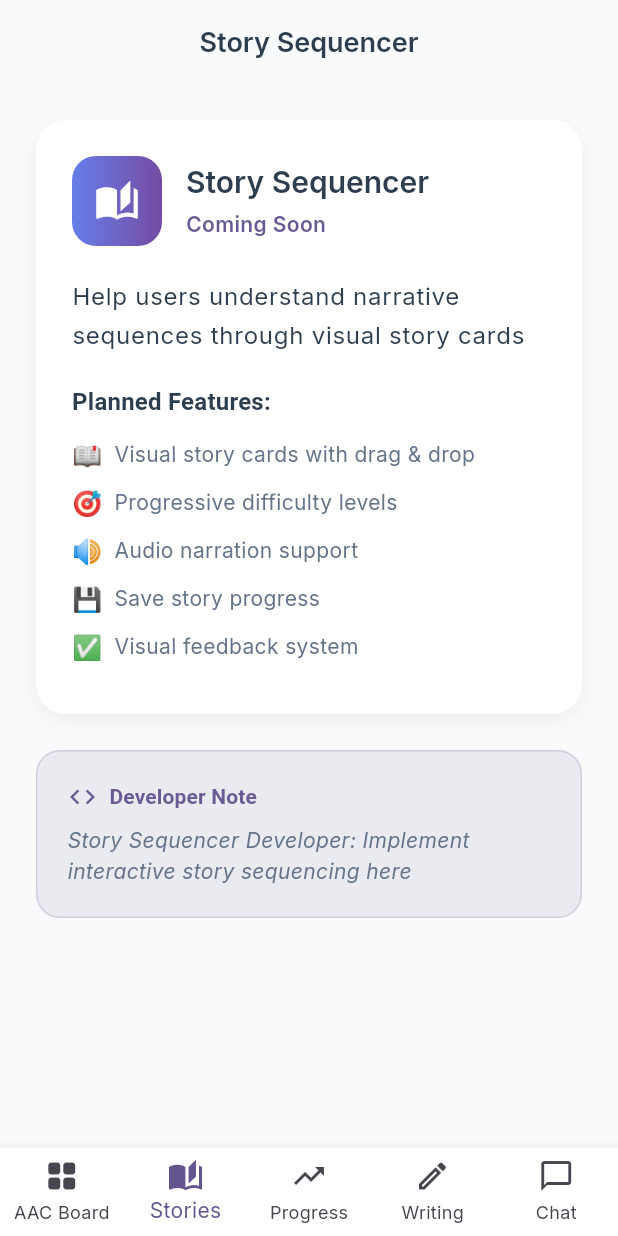
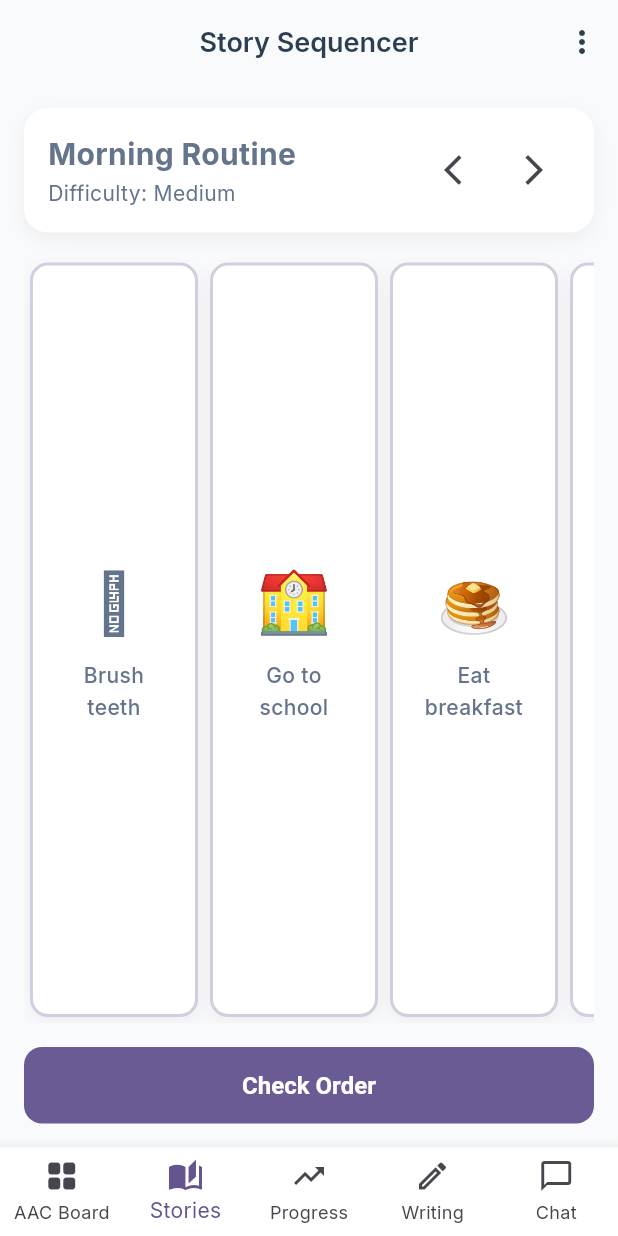
Before and after one commit to delliottlg/communication-recovery-toolkit, a Flutter app: the screen it shows after launch, item 2 of the bottom bar chosen, on a phone screen of 412 x 824 dp. Run offline on Flutter 3.47's test engine with Material 3 defaults, Android fonts, the phone set to English and light mode, and no system bars; our stand-ins replace flutter_tts, google_fonts, shared_preferences.

Commit message:
Implement Story Sequencer module
- Add complete story sequencing functionality with drag & drop
- 5 pre-made stories with difficulty levels (easy/medium/hard)
- Visual feedback for correct/incorrect positioning
- Narration mode for story description practice
- Local storage for progress and saved narrations
- TTS integration for audio feedback
- Follows existing app architecture and theming

```diff
--- /dev/null
+++ b/lib/models/story.dart
@@ -0,0 +1,90 @@
+class StoryCard {
+  final String id;
+  final String emoji;
+  final String description;
+  final int correctOrder;
+
+  const StoryCard({
+    required this.id,
+    required this.emoji,
+    required this.description,
+    required this.correctOrder,
+  });
+}
+
+class Story {
+  final String id;
+  final String title;
+  final List<StoryCard> cards;
+  final String difficulty;
+
+  const Story({
+    required this.id,
+    required this.title,
+    required this.cards,
+    required this.difficulty,
+  });
+
+  static List<Story> getStories() {
+    return [
+      Story(
+        id: 'morning_routine',
+        title: 'Morning Routine',
+        difficulty: 'Medium',
+        cards: [
+          StoryCard(id: '1', emoji: '😴', description: 'Wake up', correctOrder: 0),
+          StoryCard(id: '2', emoji: '🪥', description: 'Brush teeth', correctOrder: 1),
+          StoryCard(id: '3', emoji: '🥞', description: 'Eat breakfast', correctOrder: 2),
+          StoryCard(id: '4', emoji: '🏫', description: 'Go to school', correctOrder: 3),
+        ],
+      ),
+      Story(
+        id: 'sandwich',
+        title: 'Making a Sandwich',
+        difficulty: 'Easy',
+        cards: [
+          StoryCard(id: '1', emoji: '🍞', description: 'Get bread', correctOrder: 0),
+          StoryCard(id: '2', emoji: '🥬', description: 'Add ingredients', correctOrder: 1),
+          StoryCard(id: '3', emoji: '🔪', description: 'Cut sandwich', correctOrder: 2),
+        ],
+      ),
+      Story(
+        id: 'planting',
+        title: 'Planting a Flower',
+        difficulty: 'Medium',
+        cards: [
+          StoryCard(id: '1', emoji: '🕳️', description: 'Dig hole', correctOrder: 0),
+          StoryCard(id: '2', emoji: '🌱', description: 'Place seed', correctOrder: 1),
+          StoryCard(id: '3', emoji: '💧', description: 'Water seed', correctOrder: 2),
+          StoryCard(id: '4', emoji: '🌸', description: 'Flower grows', correctOrder: 3),
+        ],
+      ),
+      Story(
+        id: 'shopping',
+        title: 'Going Shopping',
+        difficulty: 'Hard',
+        cards: [
+          StoryCard(id: '1', emoji: '📝', description: 'Make list', correctOrder: 0),
+          StoryCard(id: '2', emoji: '🏪', description: 'Go to store', correctOrder: 1),
+          StoryCard(id: '3', emoji: '🛒', description: 'Get items', correctOrder: 2),
+          StoryCard(id: '4', emoji: '💳', description: 'Pay for items', correctOrder: 3),
+          StoryCard(id: '5', emoji: '🏠', description: 'Come home', correctOrder: 4),
+          StoryCard(id: '6', emoji: '🛍️', description: 'Put away items', correctOrder: 5),
+        ],
+      ),
+      Story(
+        id: 'bedtime',
+        title: 'Bedtime Routine',
+        difficulty: 'Hard',
+        cards: [
+          StoryCard(id: '1', emoji: '🍽️', description: 'Eat dinner', correctOrder: 0),
+          StoryCard(id: '2', emoji: '🛁', description: 'Take bath', correctOrder: 1),
+          StoryCard(id: '3', emoji: '🪥', description: 'Brush teeth', correctOrder: 2),
+          StoryCard(id: '4', emoji: '📚', description: 'Read story', correctOrder: 3),
+          StoryCard(id: '5', emoji: '😴', description: 'Go to sleep', correctOrder: 4),
+          StoryCard(id: '6', emoji: '🌙', description: 'Sweet dreams', correctOrder: 5),
+        ],
+      ),
+    ];
+  }
+}
--- a/lib/screens/story_sequencer_screen.dart
+++ b/lib/screens/story_sequencer_screen.dart
@@ -1,121 +1,47 @@
 import 'package:flutter/material.dart';
+import 'package:provider/provider.dart';
 import '../theme/app_theme.dart';
-
-// TODO: Story Sequencer Developer - Replace this placeholder with your implementation
-//
-// Requirements for Story Sequencer:
-// - Visual story cards that users can arrange in sequence
-// - Drag and drop functionality for reordering story elements
-// - Image-based stories with text support
-// - Progressive difficulty levels
-// - Visual feedback for correct/incorrect sequences
-// - Save/load story progress
-// - Audio narration support (integrate with TTSService)
-//
-// Available resources:
-// - Use AACProvider for state management patterns
-// - Use AppTheme for consistent styling
-// - TTSService is available at '../services/tts_service.dart'
-// - CommunicationMessage model for saving progress
-//
-// Suggested folder structure:
-// - /widgets/story_card.dart
-// - /widgets/sequence_area.dart
-// - /models/story.dart
-// - /providers/story_provider.dart
+import '../providers/story_provider.dart';
+import '../widgets/story_card_widget.dart';
 
 class StorySequencerScreen extends StatelessWidget {
   const StorySequencerScreen({super.key});
 
   @override
   Widget build(BuildContext context) {
-    return Scaffold(
-      backgroundColor: AppTheme.backgroundColor,
-      appBar: AppBar(
-        title: const Text(
-          'Story Sequencer',
-          style: TextStyle(fontWeight: FontWeight.w600),
-        ),
-      ),
-      body: const _PlaceholderContent(
-        title: 'Story Sequencer',
-        description: 'Help users understand narrative sequences through visual story cards',
-        features: [
-          '📖 Visual story cards with drag & drop',
-          '🎯 Progressive difficulty levels',
-          '🔊 Audio narration support',
-          '💾 Save story progress',
-          '✅ Visual feedback system',
-        ],
-        developerNote: 'Story Sequencer Developer: Implement interactive story sequencing here',
-      ),
+    return ChangeNotifierProvider(
+      create: (_) => StoryProvider(),
+      child: const _StorySequencerContent(),
     );
   }
 }
 
-class _PlaceholderContent extends StatelessWidget {
-  final String title;
-  final String description;
-  final List<String> features;
-  final String developerNote;
-
-  const _PlaceholderContent({
-    required this.title,
-    required this.description,
-    required this.features,
-    required this.developerNote,
-  });
+class _StorySequencerContent extends StatelessWidget {
+  const _StorySequencerContent();
 
   @override
   Widget build(BuildContext context) {
-    final theme = Theme.of(context);
-
-    return SingleChildScrollView(
-      padding: const EdgeInsets.all(24),
-      child: Column(
-        crossAxisAlignment: CrossAxisAlignment.start,
+    return Scaffold(
+      backgroundColor: AppTheme.backgroundColor,
+      appBar: AppBar(
+        title: const Text('Story Sequencer'),
+        actions: [
+          Consumer<StoryProvider>(
+            builder: (context, provider, _) => PopupMenuButton<String>(
+              onSelected: (value) {
+                if (value == 'narrations') {
+                  _showNarrationsDialog(context, provider);
+                }
+              },
+              itemBuilder: (context) => [
+                const PopupMenuItem(
+                  value: 'narrations',
+                  child: Row(
                     children: [
-          Container(
-            width: double.infinity,
-            padding: const EdgeInsets.all(24),
-            decoration: BoxDecoration(
-              color: theme.colorScheme.surface,
-              borderRadius: BorderRadius.circular(20),
-              boxShadow: [AppTheme.cardShadow],
-            ),
-            child: Column(
-              crossAxisAlignment: CrossAxisAlignment.start,
-              children: [
-                Row(
-                  children: [
-                    Container(
-                      width: 60,
-                      height: 60,
-                      decoration: BoxDecoration(
-                        gradient: AppTheme.gradient1,
-                        borderRadius: BorderRadius.circular(16),
-                      ),
-                      child: const Icon(
-                        Icons.auto_stories,
-                        color: Colors.white,
-                        size: 30,
-                      ),
-                    ),
-                    const SizedBox(width: 16),
-                    Expanded(
-                      child: Column(
-                        crossAxisAlignment: CrossAxisAlignment.start,
-                        children: [
-                          Text(
-                            title,
-                            style: theme.textTheme.headlineMedium,
-                          ),
-                          const SizedBox(height: 4),
-                          Text(
-                            'Coming Soon',
-                            style: theme.textTheme.bodyMedium?.copyWith(
-                              color: AppTheme.primaryColor,
-                              fontWeight: FontWeight.w600,
+                      Icon(Icons.history),
+                      SizedBox(width: 8),
+                      Text('Saved Narrations'),
+                    ],
                   ),
                 ),
               ],
@@ -123,87 +49,271 @@ class _PlaceholderContent extends StatelessWidget {
           ),
         ],
       ),
-                const SizedBox(height: 20),
-                Text(
-                  description,
-                  style: theme.textTheme.bodyLarge?.copyWith(
-                    height: 1.6,
+      body: Consumer<StoryProvider>(
+        builder: (context, provider, _) => Column(
+          children: [
+            _StoryHeader(provider: provider),
+            Expanded(
+              child: _StorySequenceArea(provider: provider),
             ),
-                ),
-                const SizedBox(height: 20),
-                Text(
-                  'Planned Features:',
-                  style: theme.textTheme.titleMedium?.copyWith(
-                    fontWeight: FontWeight.w600,
-                  ),
-                ),
-                const SizedBox(height: 12),
-                ...features.map((feature) => Padding(
-                  padding: const EdgeInsets.only(bottom: 8),
-                  child: Row(
-                    crossAxisAlignment: CrossAxisAlignment.start,
-                    children: [
-                      Text(
-                        feature.split(' ').first,
-                        style: const TextStyle(fontSize: 16),
-                      ),
-                      const SizedBox(width: 8),
-                      Expanded(
-                        child: Text(
-                          feature.substring(feature.indexOf(' ') + 1),
-                          style: theme.textTheme.bodyMedium,
-                        ),
-                      ),
-                    ],
-                  ),
-                )),
+            _ControlButtons(provider: provider),
+            if (provider.isCorrect) _NarrationSection(provider: provider),
           ],
         ),
       ),
-          const SizedBox(height: 24),
-          Container(
-            width: double.infinity,
-            padding: const EdgeInsets.all(20),
-            decoration: BoxDecoration(
-              color: AppTheme.primaryColor.withOpacity(0.1),
-              borderRadius: BorderRadius.circular(16),
-              border: Border.all(
-                color: AppTheme.primaryColor.withOpacity(0.2),
+    );
+  }
+
+  void _showNarrationsDialog(BuildContext context, StoryProvider provider) {
+    showDialog(
+      context: context,
+      builder: (context) => AlertDialog(
+        title: const Text('Saved Narrations'),
+        content: SizedBox(
+          width: double.maxFinite,
+          child: provider.savedNarrations.isEmpty
+              ? const Text('No narrations saved yet.')
+              : ListView.builder(
+                  shrinkWrap: true,
+                  itemCount: provider.savedNarrations.length,
+                  itemBuilder: (context, index) => ListTile(
+                    title: Text(provider.savedNarrations[index]),
+                    dense: true,
                   ),
                 ),
-            child: Column(
-              crossAxisAlignment: CrossAxisAlignment.start,
-              children: [
-                Row(
-                  children: [
-                    Icon(
-                      Icons.code,
-                      color: AppTheme.primaryColor,
-                      size: 20,
         ),
-                    const SizedBox(width: 8),
-                    Text(
-                      'Developer Note',
-                      style: theme.textTheme.titleSmall?.copyWith(
-                        color: AppTheme.primaryColor,
-                        fontWeight: FontWeight.w600,
-                      ),
-                    ),
-                  ],
-                ),
-                const SizedBox(height: 8),
-                Text(
-                  developerNote,
-                  style: theme.textTheme.bodyMedium?.copyWith(
-                    color: AppTheme.textSecondaryColor,
-                    fontStyle: FontStyle.italic,
-                  ),
-                ),
-              ],
-            ),
+        actions: [
+          TextButton(
+            onPressed: () => Navigator.pop(context),
+            child: const Text('Close'),
           ),
         ],
       ),
     );
   }
 }
+
+class _StoryHeader extends StatelessWidget {
+  final StoryProvider provider;
+
+  const _StoryHeader({required this.provider});
+
+  @override
+  Widget build(BuildContext context) {
+    return Container(
+      margin: const EdgeInsets.all(16),
+      padding: const EdgeInsets.all(16),
+      decoration: BoxDecoration(
+        color: Colors.white,
+        borderRadius: BorderRadius.circular(16),
+        boxShadow: [AppTheme.cardShadow],
+      ),
+      child: Row(
+        children: [
+          Expanded(
+            child: Column(
+              crossAxisAlignment: CrossAxisAlignment.start,
+              children: [
+                Text(
+                  provider.currentStory.title,
+                  style: const TextStyle(
+                    fontSize: 20,
+                    fontWeight: FontWeight.bold,
+                  ),
+                ),
+                Text(
+                  'Difficulty: ${provider.currentStory.difficulty}',
+                  style: TextStyle(
+                    color: AppTheme.textSecondaryColor,
+                    fontSize: 14,
+                  ),
+                ),
+              ],
+            ),
+          ),
+          Row(
+            children: [
+              IconButton(
+                onPressed: provider.previousStory,
+                icon: const Icon(Icons.arrow_back_ios),
+              ),
+              IconButton(
+                onPressed: provider.nextStory,
+                icon: const Icon(Icons.arrow_forward_ios),
+              ),
+            ],
+          ),
+        ],
+      ),
+    );
+  }
+}
+
+class _StorySequenceArea extends StatelessWidget {
+  final StoryProvider provider;
+
+  const _StorySequenceArea({required this.provider});
+
+  @override
+  Widget build(BuildContext context) {
+    return Container(
+      margin: const EdgeInsets.symmetric(horizontal: 16),
+      child: ReorderableListView.builder(
+        scrollDirection: Axis.horizontal,
+        itemCount: provider.userSequence.length,
+        onReorder: provider.reorderCards,
+        itemBuilder: (context, index) {
+          final card = provider.userSequence[index];
+          final isCorrect = provider.isCorrect && card.correctOrder == index;
+
+          return SizedBox(
+            key: ValueKey(card.id),
+            width: 120,
+            child: StoryCardWidget(
+              card: card,
+              isCorrectPosition: isCorrect,
+              showFeedback: provider.isCorrect,
+            ),
+          );
+        },
+      ),
+    );
+  }
+}
+
+class _ControlButtons extends StatelessWidget {
+  final StoryProvider provider;
+
+  const _ControlButtons({required this.provider});
+
+  @override
+  Widget build(BuildContext context) {
+    return Container(
+      padding: const EdgeInsets.all(16),
+      child: Row(
+        children: [
+          Expanded(
+            child: ElevatedButton(
+              onPressed: provider.checkOrder,
+              style: ElevatedButton.styleFrom(
+                backgroundColor: AppTheme.primaryColor,
+                foregroundColor: Colors.white,
+                padding: const EdgeInsets.symmetric(vertical: 16),
+                shape: RoundedRectangleBorder(
+                  borderRadius: BorderRadius.circular(12),
+                ),
+              ),
+              child: const Text('Check Order'),
+            ),
+          ),
+          if (provider.showSuccess) ...[
+            const SizedBox(width: 16),
+            Container(
+              padding: const EdgeInsets.all(12),
+              decoration: BoxDecoration(
+                color: Colors.green,
+                borderRadius: BorderRadius.circular(12),
+              ),
+              child: const Row(
+                mainAxisSize: MainAxisSize.min,
+                children: [
+                  Icon(Icons.check, color: Colors.white),
+                  SizedBox(width: 8),
+                  Text('Correct!', style: TextStyle(color: Colors.white)),
+                ],
+              ),
+            ),
+          ],
+        ],
+      ),
+    );
+  }
+}
+
+class _NarrationSection extends StatefulWidget {
+  final StoryProvider provider;
+
+  const _NarrationSection({required this.provider});
+
+  @override
+  State<_NarrationSection> createState() => _NarrationSectionState();
+}
+
+class _NarrationSectionState extends State<_NarrationSection> {
+  final TextEditingController _controller = TextEditingController();
+
+  @override
+  void dispose() {
+    _controller.dispose();
+    super.dispose();
+  }
+
+  @override
+  Widget build(BuildContext context) {
+    return Container(
+      margin: const EdgeInsets.all(16),
+      padding: const EdgeInsets.all(16),
+      decoration: BoxDecoration(
+        color: Colors.green.shade50,
+        borderRadius: BorderRadius.circular(16),
+        border: Border.all(color: Colors.green.shade200),
+      ),
+      child: Column(
+        crossAxisAlignment: CrossAxisAlignment.start,
+        children: [
+          const Text(
+            'Great! Now tell the story in your own words:',
+            style: TextStyle(
+              fontSize: 16,
+              fontWeight: FontWeight.w600,
+            ),
+          ),
+          const SizedBox(height: 12),
+          TextField(
+            controller: _controller,
+            onChanged: widget.provider.updateNarration,
+            maxLines: 3,
+            decoration: InputDecoration(
+              hintText: 'Describe what happens in this story...',
+              border: OutlineInputBorder(
+                borderRadius: BorderRadius.circular(12),
+              ),
+              filled: true,
+              fillColor: Colors.white,
+            ),
+          ),
+          const SizedBox(height: 12),
+          Row(
+            children: [
+              ElevatedButton.icon(
+                onPressed: widget.provider.speakNarration,
+                icon: const Icon(Icons.volume_up),
+                label: const Text('Speak'),
+                style: ElevatedButton.styleFrom(
+                  backgroundColor: AppTheme.primaryColor,
+                  foregroundColor: Colors.white,
+                ),
+              ),
+              const SizedBox(width: 12),
+              ElevatedButton.icon(
+                onPressed: () {
+                  widget.provider.saveNarration();
+                  _controller.clear();
+                  ScaffoldMessenger.of(context).showSnackBar(
+                    const SnackBar(content: Text('Narration saved!')),
+                  );
+                },
+                icon: const Icon(Icons.save),
+                label: const Text('Save'),
+                style: ElevatedButton.styleFrom(
+                  backgroundColor: Colors.green,
+                  foregroundColor: Colors.white,
+                ),
+              ),
+            ],
+          ),
+        ],
+      ),
+    );
+  }
+}
--- /dev/null
+++ b/lib/widgets/story_card_widget.dart
@@ -0,0 +1,57 @@
+import 'package:flutter/material.dart';
+import '../models/story.dart';
+import '../theme/app_theme.dart';
+
+class StoryCardWidget extends StatelessWidget {
+  final StoryCard card;
+  final bool isCorrectPosition;
+  final bool showFeedback;
+
+  const StoryCardWidget({
+    super.key,
+    required this.card,
+    this.isCorrectPosition = false,
+    this.showFeedback = false,
+  });
+
+  @override
+  Widget build(BuildContext context) {
+    return Container(
+      margin: const EdgeInsets.all(4),
+      decoration: BoxDecoration(
+        color: showFeedback
+            ? (isCorrectPosition ? Colors.green.shade100 : Colors.red.shade100)
+            : Colors.white,
+        borderRadius: BorderRadius.circular(12),
+        border: Border.all(
+          color: showFeedback
+              ? (isCorrectPosition ? Colors.green : Colors.red)
+              : AppTheme.primaryColor.withOpacity(0.3),
+          width: 2,
+        ),
+        boxShadow: [AppTheme.cardShadow],
+      ),
+      child: Padding(
+        padding: const EdgeInsets.all(16),
+        child: Column(
+          mainAxisAlignment: MainAxisAlignment.center,
+          children: [
+            Text(
+              card.emoji,
+              style: const TextStyle(fontSize: 40),
+            ),
+            const SizedBox(height: 8),
+            Text(
+              card.description,
+              textAlign: TextAlign.center,
+              style: const TextStyle(
+                fontSize: 14,
+                fontWeight: FontWeight.w500,
+              ),
+            ),
+          ],
+        ),
+      ),
+    );
+  }
+}
```
Also changed, not shown: lib/providers/story_provider.dart (added, +125 -0 lines), 1 other file. Lines whose indentation alone changed are shown as unchanged.
